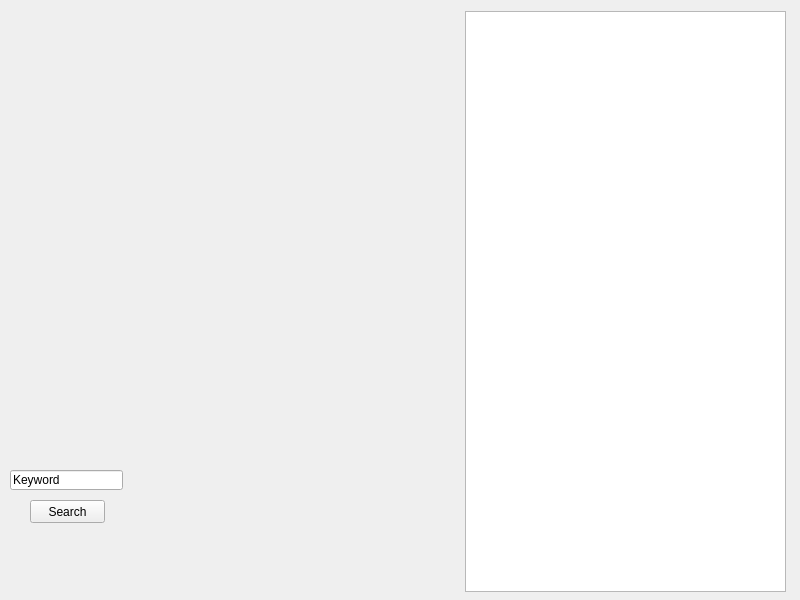
Before: the Qt Designer form gui/app.ui in dewy413/Scrappy, drawn with Qt 5.
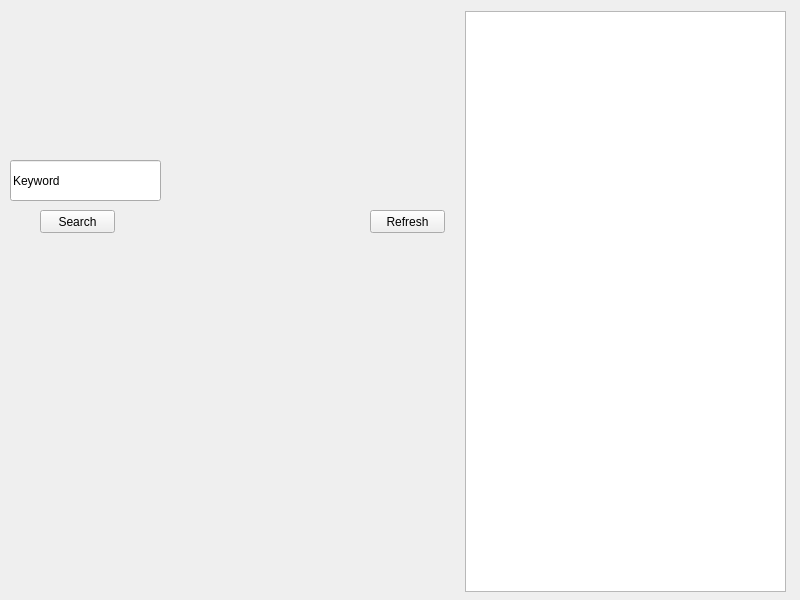
After: the same form once the commit is applied.

Commit message: I don't know what changed, but whatever.

What changed in the file:
```diff
--- a/gui/app.ui
+++ b/gui/app.ui
@@ -29,8 +29,8 @@
    <widget class="QPushButton" name="searchButton">
     <property name="geometry">
      <rect>
-      <x>30</x>
-      <y>500</y>
+      <x>40</x>
+      <y>210</y>
       <width>75</width>
       <height>23</height>
      </rect>
@@ -43,9 +43,9 @@
     <property name="geometry">
      <rect>
       <x>10</x>
-      <y>470</y>
-      <width>113</width>
-      <height>20</height>
+      <y>160</y>
+      <width>151</width>
+      <height>41</height>
      </rect>
     </property>
     <property name="text">
@@ -62,6 +62,19 @@
      </rect>
     </property>
    </widget>
+   <widget class="QPushButton" name="refreshButton">
+    <property name="geometry">
+     <rect>
+      <x>370</x>
+      <y>210</y>
+      <width>75</width>
+      <height>23</height>
+     </rect>
+    </property>
+    <property name="text">
+     <string>Refresh</string>
+    </property>
+   </widget>
   </widget>
  </widget>
  <resources/>
```
